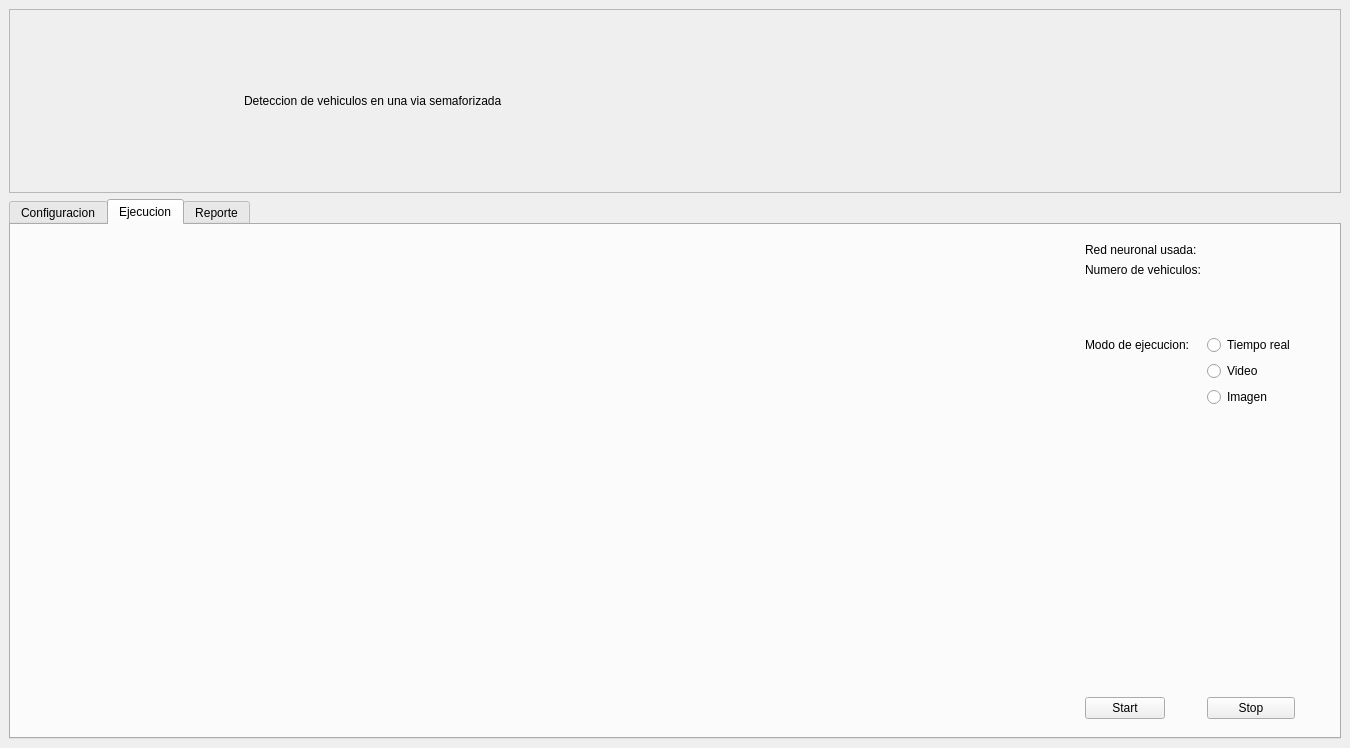
Before: the Qt Designer form untitled.ui in Syiro/Conteodevehiculos, drawn with Qt 5.
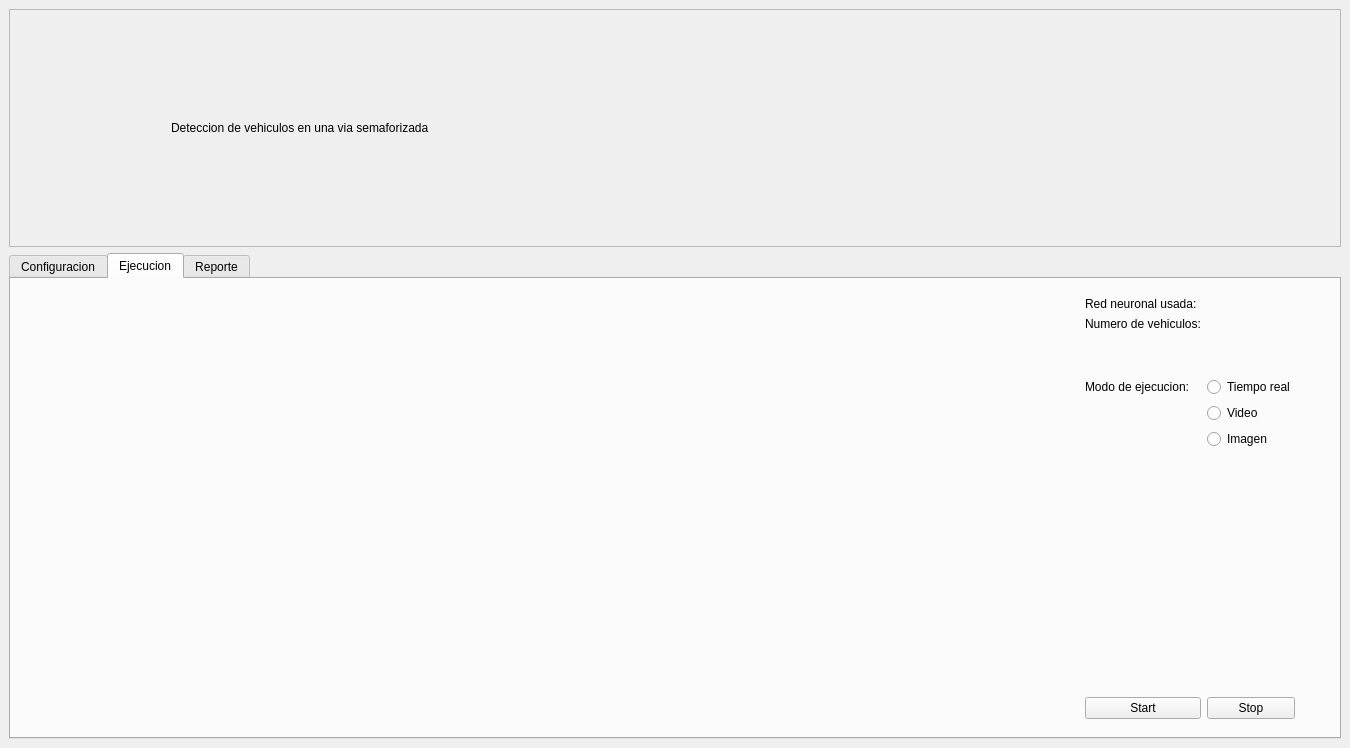
After: the same form once the commit is applied. The open tabs and pages were chosen to show the change. Icons and pictures are not drawn.

```diff
--- a/untitled.ui
+++ b/untitled.ui
@@ -50,8 +50,8 @@
       <property name="frameShadow">
        <enum>QFrame::Raised</enum>
       </property>
-      <layout class="QGridLayout" name="gridLayout_4">
-       <item row="0" column="2">
+      <layout class="QGridLayout" name="gridLayout_8">
+       <item row="0" column="1">
         <widget class="QLabel" name="label_22">
          <property name="sizePolicy">
           <sizepolicy hsizetype="Fixed" vsizetype="Fixed">
@@ -85,7 +85,41 @@
          </property>
         </widget>
        </item>
-       <item row="0" column="1">
+       <item row="0" column="2">
+        <widget class="QLabel" name="label_35">
+         <property name="sizePolicy">
+          <sizepolicy hsizetype="Fixed" vsizetype="Fixed">
+           <horstretch>0</horstretch>
+           <verstretch>0</verstretch>
+          </sizepolicy>
+         </property>
+         <property name="minimumSize">
+          <size>
+           <width>50</width>
+           <height>50</height>
+          </size>
+         </property>
+         <property name="maximumSize">
+          <size>
+           <width>50</width>
+           <height>50</height>
+          </size>
+         </property>
+         <property name="text">
+          <string/>
+         </property>
+         <property name="pixmap">
+          <pixmap>icons/icon.png</pixmap>
+         </property>
+         <property name="scaledContents">
+          <bool>true</bool>
+         </property>
+         <property name="alignment">
+          <set>Qt::AlignRight|Qt::AlignTrailing|Qt::AlignVCenter</set>
+         </property>
+        </widget>
+       </item>
+       <item row="0" column="3">
         <widget class="QLabel" name="label_23">
          <property name="maximumSize">
           <size>
@@ -107,11 +141,11 @@
          </property>
         </widget>
        </item>
-       <item row="0" column="3">
+       <item row="0" column="4">
         <widget class="QLabel" name="label_27">
          <property name="maximumSize">
           <size>
-           <width>300</width>
+           <width>400</width>
            <height>100</height>
           </size>
          </property>
@@ -567,11 +601,11 @@
             <verstretch>0</verstretch>
            </sizepolicy>
           </property>
-          <layout class="QFormLayout" name="formLayout_2">
-           <item row="0" column="0">
-            <widget class="QLabel" name="label_6">
+          <layout class="QGridLayout" name="gridLayout_4">
+           <item row="10" column="1">
+            <widget class="QPushButton" name="pushButton_13">
              <property name="text">
-              <string>Red neuronal usada:</string>
+              <string>Stop</string>
              </property>
             </widget>
            </item>
@@ -582,19 +616,18 @@
              </property>
             </widget>
            </item>
-           <item row="1" column="0">
-            <widget class="QLabel" name="label_7">
-             <property name="text">
-              <string>Numero de vehiculos:</string>
+           <item row="8" column="1">
+            <spacer name="verticalSpacer">
+             <property name="orientation">
+              <enum>Qt::Vertical</enum>
              </property>
-            </widget>
-           </item>
-           <item row="1" column="1">
-            <widget class="QLabel" name="label_25">
-             <property name="text">
-              <string/>
+             <property name="sizeHint" stdset="0">
+              <size>
+               <width>20</width>
+               <height>40</height>
+              </size>
              </property>
-            </widget>
+            </spacer>
            </item>
            <item row="2" column="0">
             <spacer name="horizontalSpacer">
@@ -609,19 +642,6 @@
              </property>
             </spacer>
            </item>
-           <item row="2" column="1">
-            <spacer name="horizontalSpacer_2">
-             <property name="orientation">
-              <enum>Qt::Horizontal</enum>
-             </property>
-             <property name="sizeHint" stdset="0">
-              <size>
-               <width>40</width>
-               <height>20</height>
-              </size>
-             </property>
-            </spacer>
-           </item>
            <item row="3" column="0">
             <spacer name="horizontalSpacer_3">
              <property name="orientation">
@@ -648,51 +668,85 @@
              </property>
             </spacer>
            </item>
-           <item row="6" column="0">
-            <widget class="QLabel" name="label_8">
+           <item row="0" column="0">
+            <widget class="QLabel" name="label_6">
              <property name="text">
-              <string>Modo de ejecucion:</string>
+              <string>Red neuronal usada:</string>
              </property>
             </widget>
            </item>
-           <item row="6" column="1">
+           <item row="7" column="1">
+            <layout class="QHBoxLayout" name="horizontalLayout_6"/>
+           </item>
+           <item row="4" column="1">
             <widget class="QRadioButton" name="radioButton_4">
              <property name="text">
               <string>Tiempo real</string>
              </property>
             </widget>
            </item>
-           <item row="7" column="1">
+           <item row="10" column="0">
+            <widget class="QPushButton" name="pushButton_12">
+             <property name="sizePolicy">
+              <sizepolicy hsizetype="Minimum" vsizetype="Minimum">
+               <horstretch>0</horstretch>
+               <verstretch>0</verstretch>
+              </sizepolicy>
+             </property>
+             <property name="text">
+              <string>Start</string>
+             </property>
+            </widget>
+           </item>
+           <item row="4" column="0">
+            <widget class="QLabel" name="label_8">
+             <property name="text">
+              <string>Modo de ejecucion:</string>
+             </property>
+            </widget>
+           </item>
+           <item row="2" column="1">
+            <spacer name="horizontalSpacer_2">
+             <property name="orientation">
+              <enum>Qt::Horizontal</enum>
+             </property>
+             <property name="sizeHint" stdset="0">
+              <size>
+               <width>40</width>
+               <height>20</height>
+              </size>
+             </property>
+            </spacer>
+           </item>
+           <item row="5" column="1">
             <widget class="QRadioButton" name="radioButton_5">
              <property name="text">
               <string>Video</string>
              </property>
             </widget>
            </item>
-           <item row="8" column="1">
+           <item row="6" column="1">
             <widget class="QRadioButton" name="radioButton_6">
              <property name="text">
               <string>Imagen</string>
              </property>
             </widget>
            </item>
+           <item row="1" column="0">
+            <widget class="QLabel" name="label_7">
+             <property name="text">
+              <string>Numero de vehiculos:</string>
+             </property>
+            </widget>
+           </item>
+           <item row="1" column="1">
+            <widget class="QLabel" name="label_25">
+             <property name="text">
+              <string/>
+             </property>
+            </widget>
+           </item>
            <item row="9" column="1">
-            <layout class="QHBoxLayout" name="horizontalLayout_6"/>
-           </item>
-           <item row="12" column="1">
-            <spacer name="verticalSpacer">
-             <property name="orientation">
-              <enum>Qt::Vertical</enum>
-             </property>
-             <property name="sizeHint" stdset="0">
-              <size>
-               <width>20</width>
-               <height>40</height>
-              </size>
-             </property>
-            </spacer>
-           </item>
-           <item row="13" column="1">
             <spacer name="verticalSpacer_2">
              <property name="orientation">
               <enum>Qt::Vertical</enum>
@@ -705,78 +759,6 @@
              </property>
             </spacer>
            </item>
-           <item row="14" column="1">
-            <spacer name="verticalSpacer_3">
-             <property name="orientation">
-              <enum>Qt::Vertical</enum>
-             </property>
-             <property name="sizeHint" stdset="0">
-              <size>
-               <width>20</width>
-               <height>40</height>
-              </size>
-             </property>
-            </spacer>
-           </item>
-           <item row="15" column="1">
-            <spacer name="verticalSpacer_4">
-             <property name="orientation">
-              <enum>Qt::Vertical</enum>
-             </property>
-             <property name="sizeHint" stdset="0">
-              <size>
-               <width>20</width>
-               <height>40</height>
-              </size>
-             </property>
-            </spacer>
-           </item>
-           <item row="18" column="1">
-            <widget class="QPushButton" name="pushButton_13">
-             <property name="text">
-              <string>Stop</string>
-             </property>
-            </widget>
-           </item>
-           <item row="18" column="0">
-            <widget class="QPushButton" name="pushButton_12">
-             <property name="sizePolicy">
-              <sizepolicy hsizetype="Minimum" vsizetype="Minimum">
-               <horstretch>0</horstretch>
-               <verstretch>0</verstretch>
-              </sizepolicy>
-             </property>
-             <property name="text">
-              <string>Start</string>
-             </property>
-            </widget>
-           </item>
-           <item row="16" column="1">
-            <spacer name="verticalSpacer_13">
-             <property name="orientation">
-              <enum>Qt::Vertical</enum>
-             </property>
-             <property name="sizeHint" stdset="0">
-              <size>
-               <width>20</width>
-               <height>40</height>
-              </size>
-             </property>
-            </spacer>
-           </item>
-           <item row="17" column="1">
-            <spacer name="verticalSpacer_14">
-             <property name="orientation">
-              <enum>Qt::Vertical</enum>
-             </property>
-             <property name="sizeHint" stdset="0">
-              <size>
-               <width>20</width>
-               <height>40</height>
-              </size>
-             </property>
-            </spacer>
-           </item>
           </layout>
          </widget>
         </item>
```
Left out of the diff: 476 changed lines with no effect on the pictures.
